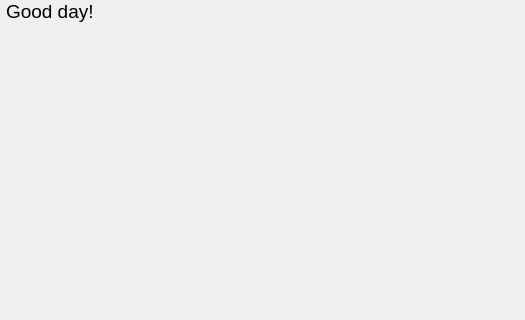
Before: the Qt Designer form NickvisionApplication/UI/Views/HomePage.ui in NickvisionApps/Application, drawn with Qt 5; both pictures show x 0 to 525 and y 0 to 320 of the 525 by 471 pixel window.
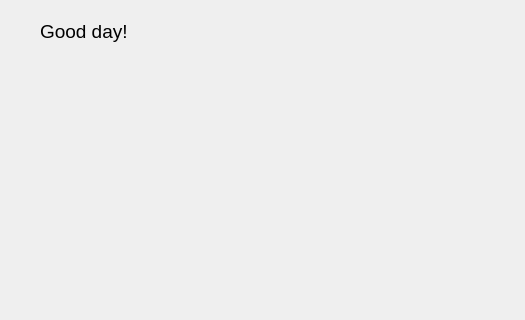
After: the same form once the commit is applied.

Commit message: HomePage Design Updates

The edit to the form file:
```diff
--- a/NickvisionApplication/UI/Views/HomePage.ui
+++ b/NickvisionApplication/UI/Views/HomePage.ui
@@ -12,16 +12,16 @@
   </property>
   <layout class="QHBoxLayout" name="horizontalLayout_2">
    <property name="leftMargin">
-    <number>6</number>
+    <number>40</number>
    </property>
    <property name="topMargin">
-    <number>0</number>
+    <number>20</number>
    </property>
    <property name="rightMargin">
-    <number>0</number>
+    <number>40</number>
    </property>
    <property name="bottomMargin">
-    <number>0</number>
+    <number>20</number>
    </property>
    <item>
     <layout class="QVBoxLayout" name="verticalLayout">
@@ -55,22 +55,6 @@
      </item>
     </layout>
    </item>
-   <item>
-    <spacer name="horizontalSpacer_2">
-     <property name="orientation">
-      <enum>Qt::Horizontal</enum>
-     </property>
-     <property name="sizeType">
-      <enum>QSizePolicy::Expanding</enum>
-     </property>
-     <property name="sizeHint" stdset="0">
-      <size>
-       <width>0</width>
-       <height>0</height>
-      </size>
-     </property>
-    </spacer>
-   </item>
   </layout>
  </widget>
  <layoutdefault spacing="6" margin="11"/>
```
Left out of the diff: 16 changed lines with no effect on the pictures. The commit also changes 3 other files.
